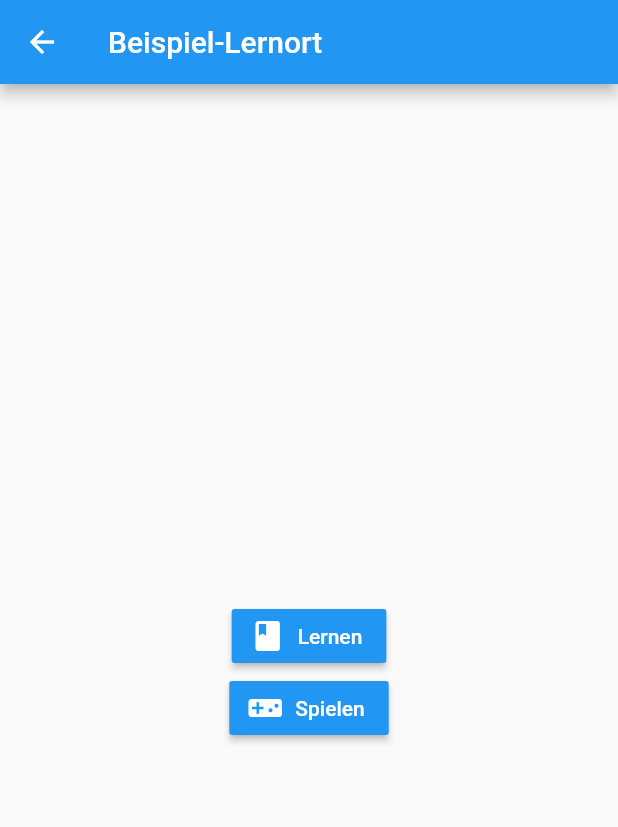
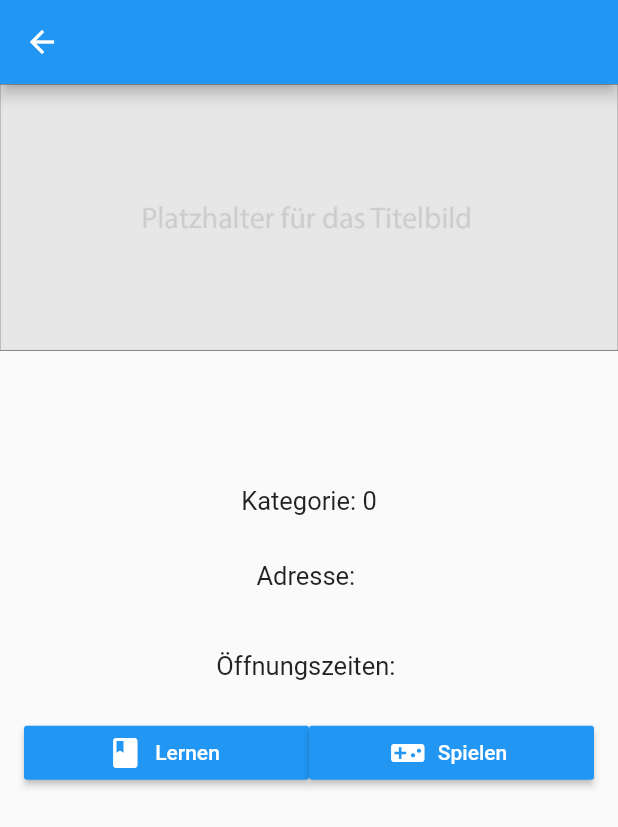
Before and after one commit to marius1909/Gelsenkirchen-Avatar, a Flutter app: the LernortScreen screen opened directly with empty values, on a phone screen of 412 x 824 dp. Shown: the top 827 px of the screen. Run offline on Flutter 3.47's test engine with Material 2 defaults, Android fonts, the phone set to English and light mode, and no system bars; our stand-ins replace flutter_map, latlong, location; missing offline and left inert: dart:ffi; accounts and stored records are empty.

Commit message:
Lernortscreen befüllt, noch nicht formatiert

```diff
--- a/gelsenkirchen_avatar/lib/data.dart
+++ /dev/null
@@ -1,9 +0,0 @@
-import 'package:gelsenkirchen_avatar/lernort.dart';
-
-class Data {
-  Lernort lernortData;
-
-  Data(
-    this.lernortData
-  );
-}
--- a/gelsenkirchen_avatar/lib/screens/lernort_liste_screen.dart
+++ b/gelsenkirchen_avatar/lib/screens/lernort_liste_screen.dart
@@ -4,7 +4,6 @@ import 'package:flutter/material.dart';
 import 'package:gelsenkirchen_avatar/lernort.dart';
 import 'package:gelsenkirchen_avatar/screens/lernort_screen.dart';
 import 'package:gelsenkirchen_avatar/widgets/nav-drawer.dart';
-import 'package:gelsenkirchen_avatar/data.dart';
 import 'dart:convert';
 import 'package:http/http.dart' as http;
 
--- a/gelsenkirchen_avatar/lib/screens/lernort_screen.dart
+++ b/gelsenkirchen_avatar/lib/screens/lernort_screen.dart
@@ -1,6 +1,5 @@
 import 'package:flutter/material.dart';
 import 'package:gelsenkirchen_avatar/lernort.dart';
-import 'package:gelsenkirchen_avatar/data.dart';
 
 class LernortScreen extends StatelessWidget {
   final Lernort l;
@@ -11,11 +10,59 @@ class LernortScreen extends StatelessWidget {
     return Scaffold(
       //drawer: NavDrawer(),
       appBar: AppBar(
-        title: Text('Beispiel-Lernort'),
+        /*NAME*/
+        title: Text(l.name),
       ),
-      body: Center(
-          child: Column(mainAxisAlignment: MainAxisAlignment.center, children: [
-        Text(l.name),
+      body: Column(
+        children: [
+
+          /*TITELBILD*/
+          /*Todo: Bild muss hier noch das Titelbild des entsprechenden Lernortes eingefügt werden.
+          Dieses Bild dient als Platzhalter*/
+          Container(
+            child:
+              Image.asset('assets/images/lernortPlaceholderTitelbild.jpg', fit: BoxFit.fill)
+          ),
+
+          /*BESCHREIBUNG*/
+          Container(
+            child:
+              Text(l.beschreibung, textAlign: TextAlign.justify, style: TextStyle(fontSize: 17),),
+              margin: EdgeInsets.only(left:30.0, top:40.0,right:30.0,bottom:10.0)
+          ),
+
+          /*KATEGORIE*/
+          /*Todo: - Hier muss noch der Kategoriename anstatt die KategorieId eingefügt werden
+                  - linksbündig*/
+          Container(
+            child:
+              Text("Kategorie: " + l.kategorieId.toString(), textAlign: TextAlign.left, style: TextStyle(fontSize: 17),),
+              margin: EdgeInsets.only(left:30.0, top:20.0,right:30.0,bottom:10.0)
+          ),
+
+          /*ADRESSE*/
+          /*Todo: - Hier muss noch die Adresse angegeben werden
+                  - linksbündig*/
+          Container(
+            child:
+              Text("Adresse: ", textAlign: TextAlign.left, style: TextStyle(fontSize: 17),),
+              margin: EdgeInsets.only(left:30.0, top:20.0,right:30.0,bottom:20.0)
+          ),
+
+          /*ÖFFNUNGSZEITEN*/
+          /*Todo: - Hier müssen noch die Öffnungszeiten angegeben werden
+                  - linksbündig*/
+          Container(
+            child:
+              Text("Öffnungszeiten: ", textAlign: TextAlign.left, style: TextStyle(fontSize: 17),),
+              margin: EdgeInsets.only(left:30.0, top:20.0,right:30.0,bottom:20.0)
+          ),
+
+          /*Todo: Abstand zwischen den Buttons einfügen*/
+          ListTile(
+            title: Row(
+            children: <Widget>[
+              Expanded(child:
                 RaisedButton.icon(
                   textColor: Colors.white,
                   color: Colors.blue,
@@ -32,6 +79,9 @@ class LernortScreen extends StatelessWidget {
                   icon: Icon(Icons.book),
                   label: Text('Lernen'),
                 ),
+              ),
+
+              Expanded(child:
                 RaisedButton.icon(
                   textColor: Colors.white,
                   color: Colors.blue,
@@ -48,7 +98,9 @@ class LernortScreen extends StatelessWidget {
                   icon: Icon(Icons.videogame_asset),
                   label: Text('Spielen'),
                 ),
-      ])),
+              )]))
+
+      ])
     );
   }
 }
--- a/gelsenkirchen_avatar/pubspec.yaml
+++ b/gelsenkirchen_avatar/pubspec.yaml
@@ -53,6 +53,7 @@ flutter:
   assets:
     - assets/images/lernendestadt.png
     - assets/images/profilbild.jpg
+    - assets/images/lernortPlaceholderTitelbild.jpg
   #   - images/a_dot_ham.jpeg
 
   # An image asset can refer to one or more resolution-specific "variants", see
```
Also changed, not shown: gelsenkirchen_avatar/assets/images/lernortPlaceholderTitelbild.jpg (added), 1 other file. Lines whose indentation alone changed are shown as unchanged.
